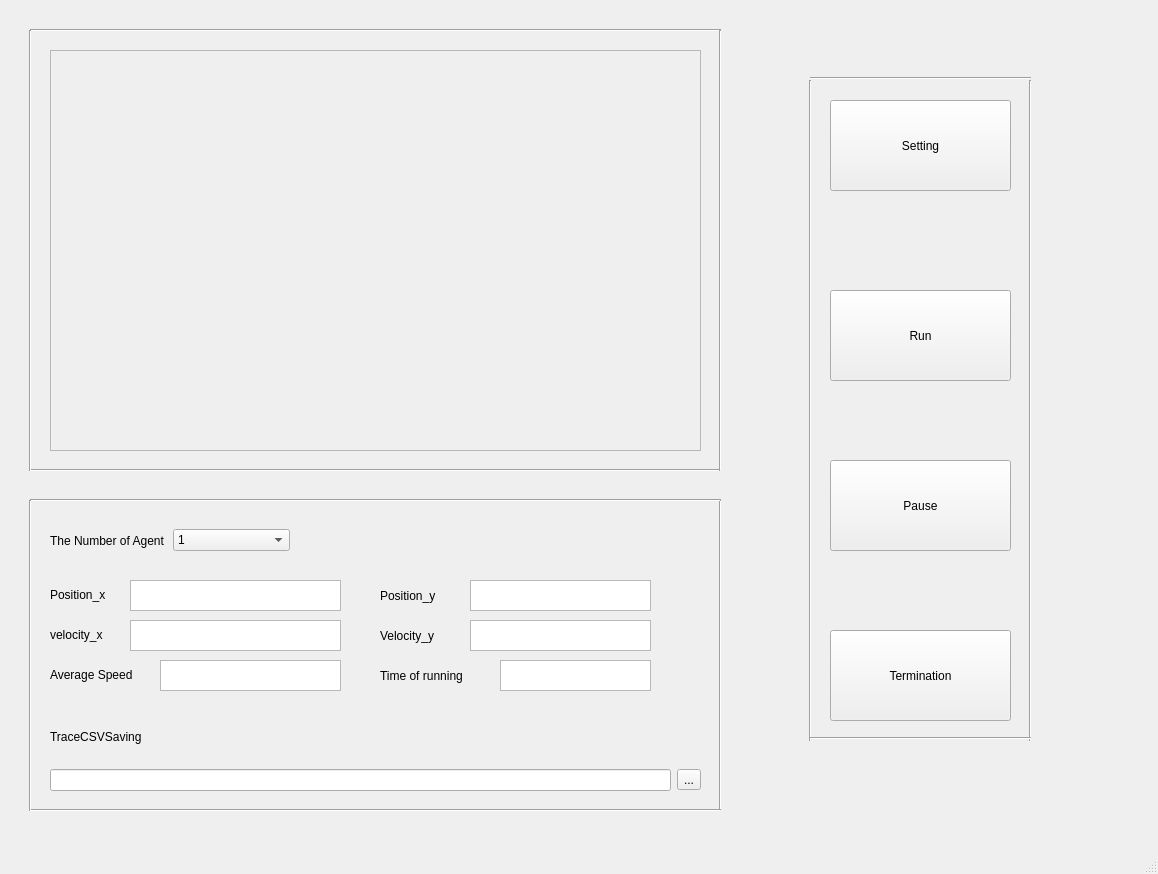
Before: the Qt Designer form pypeds/gui/ui/mainwindow_main.ui in my-HenryS/pypeds, drawn with Qt 5.
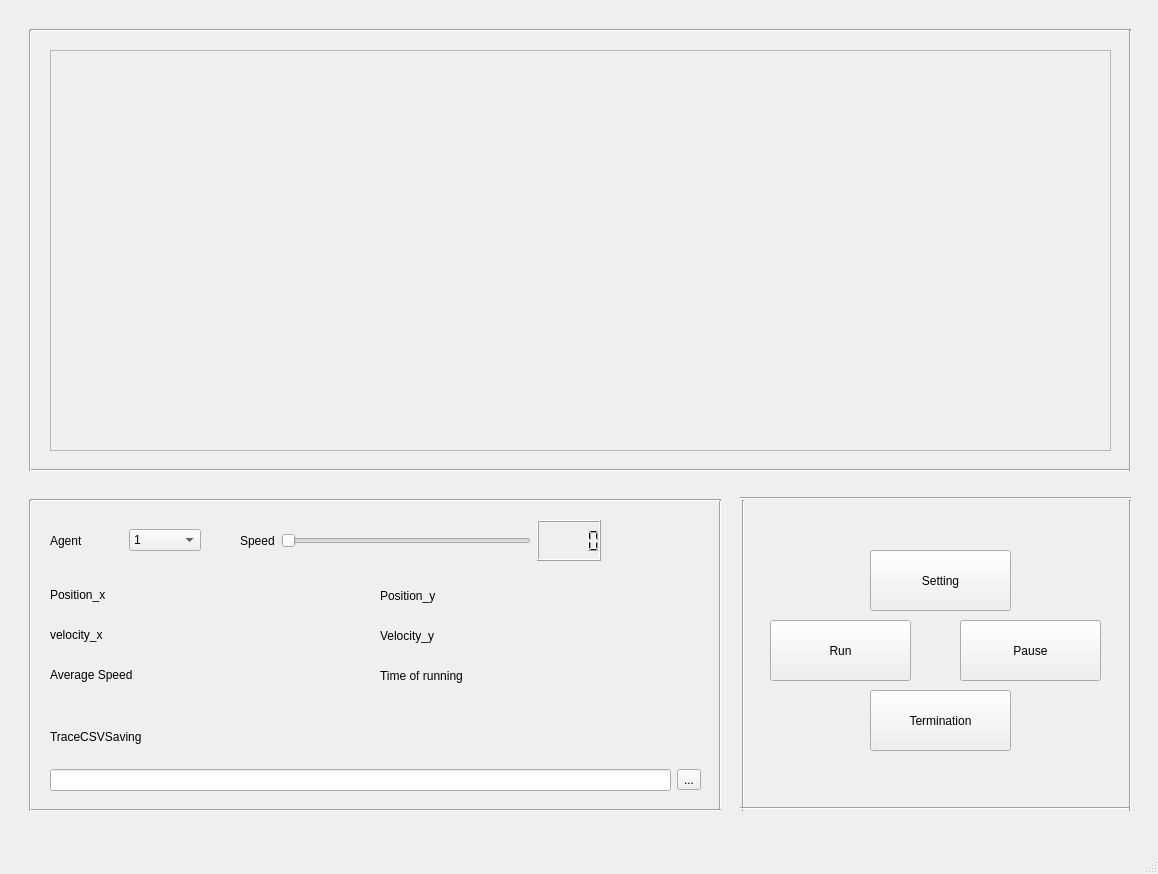
After: the same form once the commit is applied.

Patch:
```diff
--- a/pypeds/gui/ui/mainwindow_main.ui
+++ b/pypeds/gui/ui/mainwindow_main.ui
@@ -92,16 +92,6 @@
      <string>Time of running</string>
     </property>
    </widget>
-   <widget class="QTextBrowser" name="textBrowser_3">
-    <property name="geometry">
-     <rect>
-      <x>130</x>
-      <y>620</y>
-      <width>211</width>
-      <height>31</height>
-     </rect>
-    </property>
-   </widget>
    <widget class="Line" name="line_10">
     <property name="geometry">
      <rect>
@@ -115,26 +105,6 @@
      <enum>Qt::Horizontal</enum>
     </property>
    </widget>
-   <widget class="QTextBrowser" name="textBrowser">
-    <property name="geometry">
-     <rect>
-      <x>130</x>
-      <y>580</y>
-      <width>211</width>
-      <height>31</height>
-     </rect>
-    </property>
-   </widget>
-   <widget class="QTextBrowser" name="textBrowser_4">
-    <property name="geometry">
-     <rect>
-      <x>470</x>
-      <y>620</y>
-      <width>181</width>
-      <height>31</height>
-     </rect>
-    </property>
-   </widget>
    <widget class="QWidget" name="gridLayoutWidget">
     <property name="geometry">
      <rect>
@@ -169,7 +139,7 @@
      <rect>
       <x>50</x>
       <y>50</y>
-      <width>651</width>
+      <width>1061</width>
       <height>401</height>
      </rect>
     </property>
@@ -181,7 +151,7 @@
       <rect>
        <x>0</x>
        <y>0</y>
-       <width>649</width>
+       <width>1059</width>
        <height>399</height>
       </rect>
      </property>
@@ -200,22 +170,12 @@
      <string>velocity_x</string>
     </property>
    </widget>
-   <widget class="QTextBrowser" name="textBrowser_5">
-    <property name="geometry">
-     <rect>
-      <x>160</x>
-      <y>660</y>
-      <width>181</width>
-      <height>31</height>
-     </rect>
-    </property>
-   </widget>
    <widget class="QWidget" name="horizontalLayoutWidget_3">
     <property name="geometry">
      <rect>
       <x>50</x>
       <y>520</y>
-      <width>240</width>
+      <width>151</width>
       <height>41</height>
      </rect>
     </property>
@@ -223,7 +183,7 @@
      <item>
       <widget class="QLabel" name="label_10">
        <property name="text">
-        <string>The Number of Agent</string>
+        <string>Agent</string>
        </property>
       </widget>
      </item>
@@ -309,32 +269,12 @@
      <string>Position_y</string>
     </property>
    </widget>
-   <widget class="QTextBrowser" name="textBrowser_2">
-    <property name="geometry">
-     <rect>
-      <x>470</x>
-      <y>580</y>
-      <width>181</width>
-      <height>31</height>
-     </rect>
-    </property>
-   </widget>
-   <widget class="QTextBrowser" name="textBrowser_6">
-    <property name="geometry">
-     <rect>
-      <x>500</x>
-      <y>660</y>
-      <width>151</width>
-      <height>31</height>
-     </rect>
-    </property>
-   </widget>
    <widget class="Line" name="line_13">
     <property name="geometry">
      <rect>
       <x>30</x>
       <y>460</y>
-      <width>691</width>
+      <width>1101</width>
       <height>20</height>
      </rect>
     </property>
@@ -347,7 +287,7 @@
      <rect>
       <x>30</x>
       <y>20</y>
-      <width>691</width>
+      <width>1101</width>
       <height>20</height>
      </rect>
     </property>
@@ -371,7 +311,7 @@
    <widget class="Line" name="line_2">
     <property name="geometry">
      <rect>
-      <x>710</x>
+      <x>1120</x>
       <y>30</y>
       <width>20</width>
       <height>441</height>
@@ -384,10 +324,10 @@
    <widget class="QPushButton" name="pushButton">
     <property name="geometry">
      <rect>
-      <x>830</x>
-      <y>100</y>
-      <width>181</width>
-      <height>91</height>
+      <x>870</x>
+      <y>550</y>
+      <width>141</width>
+      <height>61</height>
      </rect>
     </property>
     <property name="text">
@@ -397,10 +337,10 @@
    <widget class="QPushButton" name="pushButton_2">
     <property name="geometry">
      <rect>
-      <x>830</x>
-      <y>290</y>
-      <width>181</width>
-      <height>91</height>
+      <x>770</x>
+      <y>620</y>
+      <width>141</width>
+      <height>61</height>
      </rect>
     </property>
     <property name="text">
@@ -410,10 +350,10 @@
    <widget class="QPushButton" name="pushButton_3">
     <property name="geometry">
      <rect>
-      <x>830</x>
-      <y>630</y>
-      <width>181</width>
-      <height>91</height>
+      <x>870</x>
+      <y>690</y>
+      <width>141</width>
+      <height>61</height>
      </rect>
     </property>
     <property name="text">
@@ -423,61 +363,35 @@
    <widget class="QPushButton" name="pushButton_4">
     <property name="geometry">
      <rect>
-      <x>830</x>
-      <y>460</y>
-      <width>181</width>
-      <height>91</height>
+      <x>960</x>
+      <y>620</y>
+      <width>141</width>
+      <height>61</height>
      </rect>
     </property>
     <property name="text">
      <string>Pause</string>
     </property>
    </widget>
-   <widget class="Line" name="line_15">
-    <property name="geometry">
-     <rect>
-      <x>1020</x>
-      <y>80</y>
-      <width>20</width>
-      <height>661</height>
-     </rect>
-    </property>
-    <property name="orientation">
-     <enum>Qt::Vertical</enum>
-    </property>
-   </widget>
-   <widget class="Line" name="line_16">
-    <property name="geometry">
-     <rect>
-      <x>800</x>
-      <y>80</y>
-      <width>20</width>
-      <height>661</height>
-     </rect>
-    </property>
-    <property name="orientation">
-     <enum>Qt::Vertical</enum>
-    </property>
-   </widget>
    <widget class="Line" name="line_3">
     <property name="geometry">
      <rect>
-      <x>810</x>
-      <y>70</y>
-      <width>221</width>
-      <height>16</height>
+      <x>733</x>
+      <y>500</y>
+      <width>20</width>
+      <height>311</height>
      </rect>
     </property>
     <property name="orientation">
-     <enum>Qt::Horizontal</enum>
+     <enum>Qt::Vertical</enum>
     </property>
    </widget>
    <widget class="Line" name="line_4">
     <property name="geometry">
      <rect>
-      <x>810</x>
-      <y>730</y>
-      <width>221</width>
+      <x>740</x>
+      <y>490</y>
+      <width>391</width>
       <height>16</height>
      </rect>
     </property>
@@ -485,6 +399,139 @@
      <enum>Qt::Horizontal</enum>
     </property>
    </widget>
+   <widget class="Line" name="line_5">
+    <property name="geometry">
+     <rect>
+      <x>740</x>
+      <y>800</y>
+      <width>391</width>
+      <height>16</height>
+     </rect>
+    </property>
+    <property name="orientation">
+     <enum>Qt::Horizontal</enum>
+    </property>
+   </widget>
+   <widget class="Line" name="line_6">
+    <property name="geometry">
+     <rect>
+      <x>1120</x>
+      <y>500</y>
+      <width>20</width>
+      <height>311</height>
+     </rect>
+    </property>
+    <property name="orientation">
+     <enum>Qt::Vertical</enum>
+    </property>
+   </widget>
+   <widget class="QLabel" name="label">
+    <property name="geometry">
+     <rect>
+      <x>140</x>
+      <y>580</y>
+      <width>131</width>
+      <height>31</height>
+     </rect>
+    </property>
+    <property name="text">
+     <string/>
+    </property>
+   </widget>
+   <widget class="QLabel" name="label_2">
+    <property name="geometry">
+     <rect>
+      <x>140</x>
+      <y>620</y>
+      <width>131</width>
+      <height>31</height>
+     </rect>
+    </property>
+    <property name="text">
+     <string/>
+    </property>
+   </widget>
+   <widget class="QLabel" name="label_3">
+    <property name="geometry">
+     <rect>
+      <x>160</x>
+      <y>660</y>
+      <width>131</width>
+      <height>31</height>
+     </rect>
+    </property>
+    <property name="text">
+     <string/>
+    </property>
+   </widget>
+   <widget class="QLabel" name="label_4">
+    <property name="geometry">
+     <rect>
+      <x>500</x>
+      <y>660</y>
+      <width>131</width>
+      <height>31</height>
+     </rect>
+    </property>
+    <property name="text">
+     <string/>
+    </property>
+   </widget>
+   <widget class="QLabel" name="label_11">
+    <property name="geometry">
+     <rect>
+      <x>460</x>
+      <y>620</y>
+      <width>131</width>
+      <height>31</height>
+     </rect>
+    </property>
+    <property name="text">
+     <string/>
+    </property>
+   </widget>
+   <widget class="QLabel" name="label_12">
+    <property name="geometry">
+     <rect>
+      <x>460</x>
+      <y>580</y>
+      <width>131</width>
+      <height>31</height>
+     </rect>
+    </property>
+    <property name="text">
+     <string/>
+    </property>
+   </widget>
+   <widget class="QWidget" name="horizontalLayoutWidget">
+    <property name="geometry">
+     <rect>
+      <x>240</x>
+      <y>520</y>
+      <width>361</width>
+      <height>41</height>
+     </rect>
+    </property>
+    <layout class="QHBoxLayout" name="horizontalLayout">
+     <item>
+      <widget class="QLabel" name="label_13">
+       <property name="text">
+        <string>Speed</string>
+       </property>
+      </widget>
+     </item>
+     <item>
+      <widget class="QSlider" name="horizontalSlider">
+       <property name="orientation">
+        <enum>Qt::Horizontal</enum>
+       </property>
+      </widget>
+     </item>
+     <item>
+      <widget class="QLCDNumber" name="lcdNumber"/>
+     </item>
+    </layout>
+   </widget>
   </widget>
   <widget class="QMenuBar" name="menubar">
    <property name="geometry">
```
